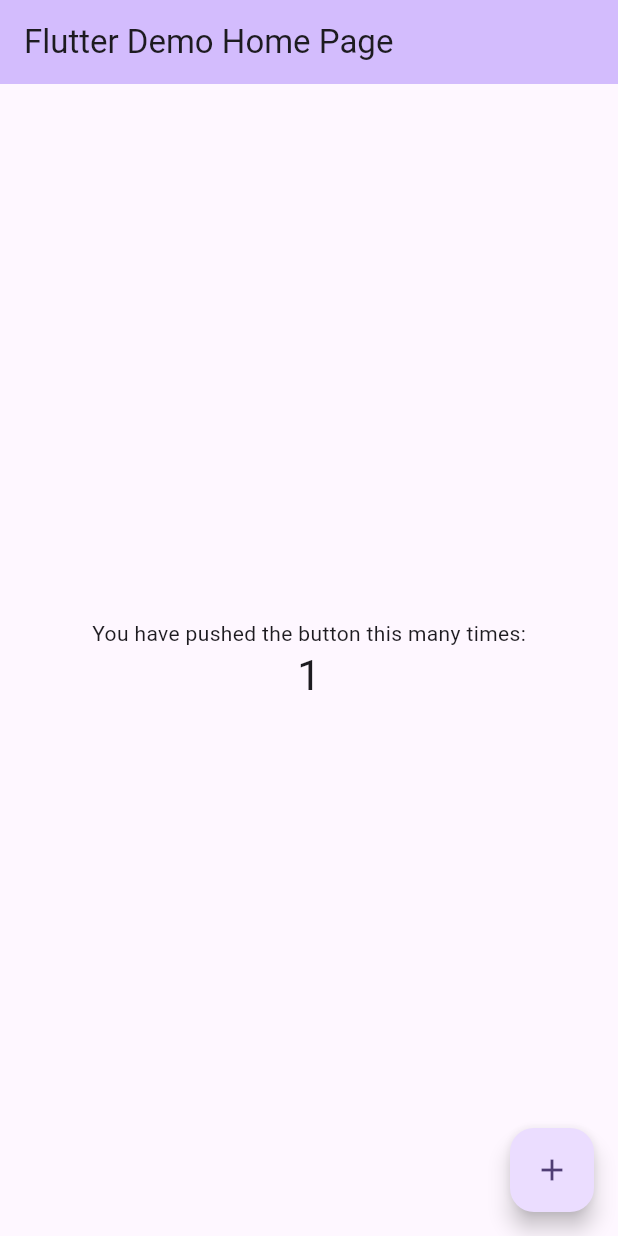
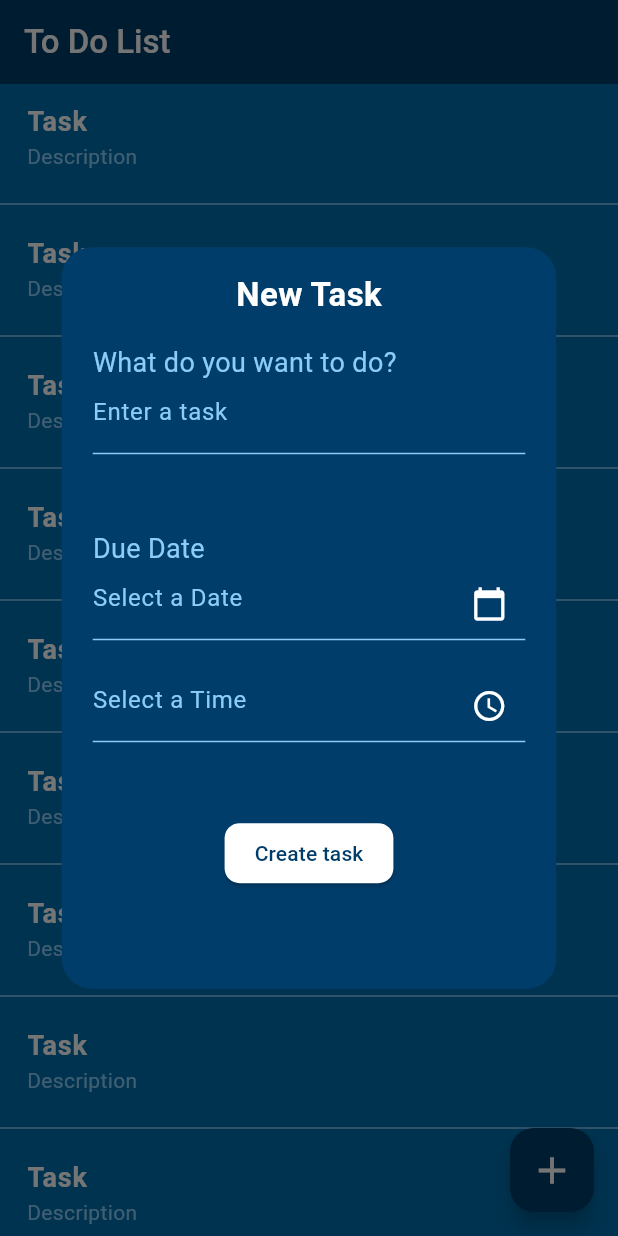
Before and after one commit to singhrishabh93/ToDo-App-Provider, a Flutter app: the screen it shows after launch, after a tap on the "add" icon, on a phone screen of 412 x 824 dp. Run offline on Flutter 3.47's test engine with Material 3 defaults, Android fonts, the phone set to English and light mode, and no system bars.

Commit message:
Basic UI Setup Done

```diff
--- /dev/null
+++ b/lib/constants/constants.dart
@@ -0,0 +1,6 @@
+import 'dart:ui';
+
+const primary = Color(0xFF0070AF);
+const secondary = Color(0xFF013D6A);
+const textBlue = Color(0xFF8BCCF8);
+const textWhite = Color(0xFFFFFFFF);
--- a/lib/main.dart
+++ b/lib/main.dart
@@ -1,4 +1,5 @@
 import 'package:flutter/material.dart';
+import 'package:todo_app_provider/screen/task_screen.dart';
 
 void main() {
   runApp(const MyApp());
@@ -7,119 +8,13 @@ void main() {
 class MyApp extends StatelessWidget {
   const MyApp({super.key});
 
-  // This widget is the root of your application.
+
   @override
   Widget build(BuildContext context) {
-    return MaterialApp(
-      title: 'Flutter Demo',
-      theme: ThemeData(
-        // This is the theme of your application.
-        //
-        // TRY THIS: Try running your application with "flutter run". You'll see
-        // the application has a purple toolbar. Then, without quitting the app,
-        // try changing the seedColor in the colorScheme below to Colors.green
-        // and then invoke "hot reload" (save your changes or press the "hot
-        // reload" button in a Flutter-supported IDE, or press "r" if you used
-        // the command line to start the app).
-        //
-        // Notice that the counter didn't reset back to zero; the application
-        // state is not lost during the reload. To reset the state, use hot
-        // restart instead.
-        //
-        // This works for code too, not just values: Most code changes can be
-        // tested with just a hot reload.
-        colorScheme: ColorScheme.fromSeed(seedColor: Colors.deepPurple),
-        useMaterial3: true,
-      ),
-      home: const MyHomePage(title: 'Flutter Demo Home Page'),
+    return const MaterialApp(
+      debugShowCheckedModeBanner: false,
+      title: 'ToDo App',
+      home: TaskScreen()
     );
   }
 }
-
-class MyHomePage extends StatefulWidget {
-  const MyHomePage({super.key, required this.title});
-
-  // This widget is the home page of your application. It is stateful, meaning
-  // that it has a State object (defined below) that contains fields that affect
-  // how it looks.
-
-  // This class is the configuration for the state. It holds the values (in this
-  // case the title) provided by the parent (in this case the App widget) and
-  // used by the build method of the State. Fields in a Widget subclass are
-  // always marked "final".
-
-  final String title;
-
-  @override
-  State<MyHomePage> createState() => _MyHomePageState();
-}
-
-class _MyHomePageState extends State<MyHomePage> {
-  int _counter = 0;
-
-  void _incrementCounter() {
-    setState(() {
-      // This call to setState tells the Flutter framework that something has
-      // changed in this State, which causes it to rerun the build method below
-      // so that the display can reflect the updated values. If we changed
-      // _counter without calling setState(), then the build method would not be
-      // called again, and so nothing would appear to happen.
-      _counter++;
-    });
-  }
-
-  @override
-  Widget build(BuildContext context) {
-    // This method is rerun every time setState is called, for instance as done
-    // by the _incrementCounter method above.
-    //
-    // The Flutter framework has been optimized to make rerunning build methods
-    // fast, so that you can just rebuild anything that needs updating rather
-    // than having to individually change instances of widgets.
-    return Scaffold(
-      appBar: AppBar(
-        // TRY THIS: Try changing the color here to a specific color (to
-        // Colors.amber, perhaps?) and trigger a hot reload to see the AppBar
-        // change color while the other colors stay the same.
-        backgroundColor: Theme.of(context).colorScheme.inversePrimary,
-        // Here we take the value from the MyHomePage object that was created by
-        // the App.build method, and use it to set our appbar title.
-        title: Text(widget.title),
-      ),
-      body: Center(
-        // Center is a layout widget. It takes a single child and positions it
-        // in the middle of the parent.
-        child: Column(
-          // Column is also a layout widget. It takes a list of children and
-          // arranges them vertically. By default, it sizes itself to fit its
-          // children horizontally, and tries to be as tall as its parent.
-          //
-          // Column has various properties to control how it sizes itself and
-          // how it positions its children. Here we use mainAxisAlignment to
-          // center the children vertically; the main axis here is the vertical
-          // axis because Columns are vertical (the cross axis would be
-          // horizontal).
-          //
-          // TRY THIS: Invoke "debug painting" (choose the "Toggle Debug Paint"
-          // action in the IDE, or press "p" in the console), to see the
-          // wireframe for each widget.
-          mainAxisAlignment: MainAxisAlignment.center,
-          children: <Widget>[
-            const Text(
-              'You have pushed the button this many times:',
-            ),
-            Text(
-              '$_counter',
-              style: Theme.of(context).textTheme.headlineMedium,
-            ),
-          ],
-        ),
-      ),
-      floatingActionButton: FloatingActionButton(
-        onPressed: _incrementCounter,
-        tooltip: 'Increment',
-        child: const Icon(Icons.add),
-      ), // This trailing comma makes auto-formatting nicer for build methods.
-    );
-  }
-}
--- /dev/null
+++ b/lib/model/task_model.dart
@@ -0,0 +1,11 @@
+class Task {
+  String taskName;
+  String date;
+  String time;
+
+  Task({
+    required this.taskName,
+    required this.date,
+    required this.time,
+  });
+}
--- /dev/null
+++ b/lib/screen/task_screen.dart
@@ -0,0 +1,195 @@
+import 'package:flutter/material.dart';
+import 'package:todo_app_provider/constants/constants.dart';
+
+class TaskScreen extends StatelessWidget {
+  const TaskScreen({super.key});
+
+  @override
+  Widget build(BuildContext context) {
+    return Scaffold(
+        backgroundColor: primary,
+        appBar: AppBar(
+          title: const Text(
+            "To Do List",
+            style: TextStyle(color: textWhite, fontWeight: FontWeight.w500),
+          ),
+          backgroundColor: secondary,
+        ),
+        floatingActionButton: FloatingActionButton(
+          onPressed: () {
+            showDialog(
+                context: context,
+                builder: (context) {
+                  return const CustomDialog();
+                });
+          },
+          child: Icon(
+            Icons.add,
+            color: textWhite,
+            size: 30,
+          ),
+          backgroundColor: secondary,
+        ),
+        body: ListView.separated(
+          itemBuilder: (context, index) {
+            return TaskWidget();
+          },
+          separatorBuilder: (context, index) {
+            return const Divider(
+              color: textBlue,
+              thickness: 1,
+            );
+          },
+          itemCount: 10,
+        ));
+  }
+}
+
+class CustomDialog extends StatelessWidget {
+  const CustomDialog({
+    super.key,
+  });
+
+  @override
+  Widget build(BuildContext context) {
+    double sh = MediaQuery.of(context).size.height;
+    double sw = MediaQuery.of(context).size.width;
+    return Dialog(
+      backgroundColor: secondary,
+      shape: RoundedRectangleBorder(
+        borderRadius: BorderRadius.circular(20),
+      ),
+      child: SizedBox(
+        height: sh * 0.6,
+        width: sw * 0.8,
+        child: Padding(
+          padding:
+              EdgeInsets.symmetric(horizontal: sw * 0.05, vertical: sh * 0.02),
+          child: Column(
+            crossAxisAlignment: CrossAxisAlignment.start,
+            children: [
+              const Align(
+                  alignment: Alignment.center,
+                  child: Text(
+                    "New Task",
+                    style: TextStyle(
+                        color: textWhite,
+                        fontSize: 22,
+                        fontWeight: FontWeight.bold),
+                  )),
+              SizedBox(height: sh * 0.02),
+              const Text(
+                "What do you want to do?",
+                style: TextStyle(color: textBlue, fontSize: 18),
+              ),
+              const CustomTextField(
+                hint: "Enter a task",
+                icon: null,
+              ),
+              const SizedBox(height: 50),
+              const Text(
+                "Due Date",
+                style: TextStyle(color: textBlue, fontSize: 18),
+              ),
+              CustomTextField(
+                hint: "Select a Date",
+                icon: Icons.calendar_today,
+                readOnly: true,
+                onTap: () {
+                  showDatePicker(
+                    context: context,
+                    initialDate: DateTime.now(),
+                    firstDate: DateTime.now(),
+                    lastDate: DateTime(DateTime.now().year + 1),
+                  );
+
+                },
+              ),
+              const SizedBox(height: 20),
+              CustomTextField(
+                hint: "Select a Time",
+                icon: Icons.access_time,
+                readOnly: true,
+                onTap: () {
+                  showTimePicker(
+                    context: context,
+                    initialTime: TimeOfDay.now(),
+                  );
+
+                },
+              ),
+              const SizedBox(height: 50),
+              Align(
+                alignment: Alignment.center,
+                child: ElevatedButton(
+                  style: ElevatedButton.styleFrom(
+                    shape: RoundedRectangleBorder(
+                      borderRadius: BorderRadius.circular(10),
+                    ),
+                    backgroundColor: textWhite,
+                    padding: const EdgeInsets.symmetric(horizontal: 20, vertical: 10),
+                  ),
+                  onPressed: (){}, child: const Text("Create task", style: TextStyle(color: secondary),)),
+              )
+            ],
+          ),
+        ),
+      ),
+    );
+  }
+}
+
+class CustomTextField extends StatelessWidget {
+  const CustomTextField({
+    super.key,
+    required this.hint,
+    required this.icon,
+    this.onTap,
+    this.readOnly = false,
+  });
+  final String hint;
+  final IconData? icon;
+  final void Function()? onTap;
+  final bool readOnly;
+
+  @override
+  Widget build(BuildContext context) {
+    return TextField(
+      readOnly: readOnly,
+      style: const TextStyle(color: textWhite),
+      decoration: InputDecoration(
+        suffixIcon: InkWell(onTap:onTap,child: Icon(icon, color: textWhite,)),
+        hintText: hint,
+        hintStyle: const TextStyle(color: textBlue),
+        enabledBorder: const UnderlineInputBorder(
+          borderSide: BorderSide(color: textBlue),
+        ),
+        focusedBorder: const UnderlineInputBorder(
+          borderSide: BorderSide(color: textWhite),
+        ),
+      ),
+    );
+  }
+}
+
+class TaskWidget extends StatelessWidget {
+  const TaskWidget({
+    super.key,
+  });
+
+  @override
+  Widget build(BuildContext context) {
+    return const ListTile(
+      contentPadding: EdgeInsets.symmetric(horizontal: 18, vertical: 0),
+      title: Text(
+        "Task",
+        style: TextStyle(
+            color: textWhite, fontSize: 18, fontWeight: FontWeight.bold),
+      ),
+      subtitle: Text(
+        "Description",
+        style: TextStyle(color: textBlue),
+      ),
+    );
+  }
+}
--- a/pubspec.yaml
+++ b/pubspec.yaml
@@ -35,6 +35,7 @@ dependencies:
   # The following adds the Cupertino Icons font to your application.
   # Use with the CupertinoIcons class for iOS style icons.
   cupertino_icons: ^1.0.2
+  provider: ^6.1.2
 
 dev_dependencies:
   flutter_test:
```
Also changed, not shown: lib/viewmodel/task_viewModel.dart (added), pubspec.lock.
